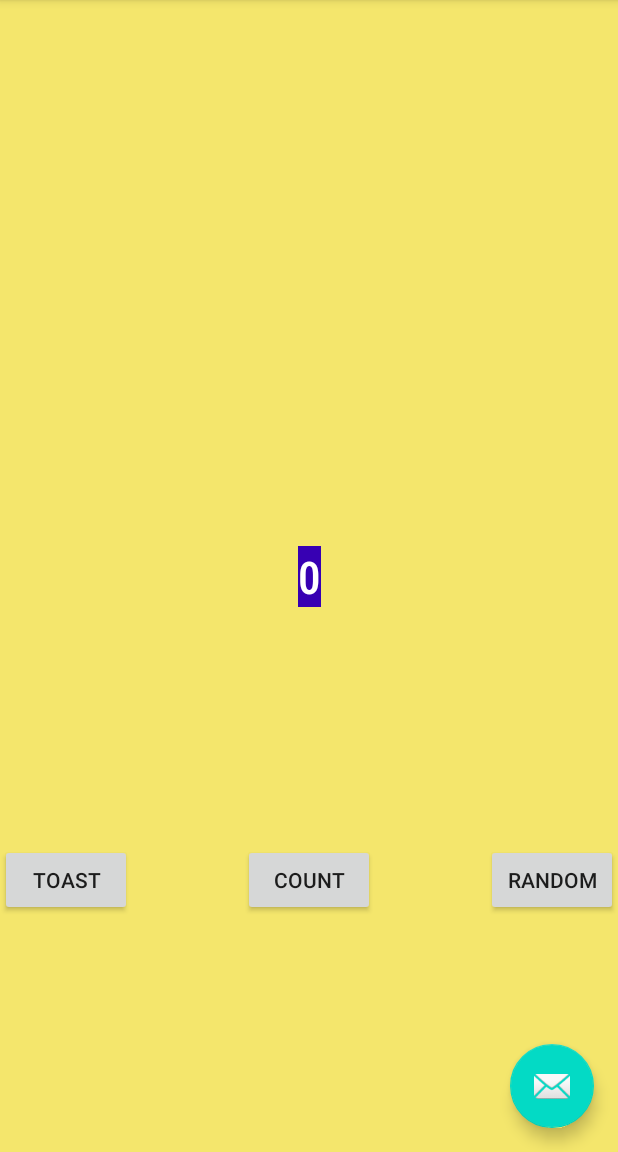
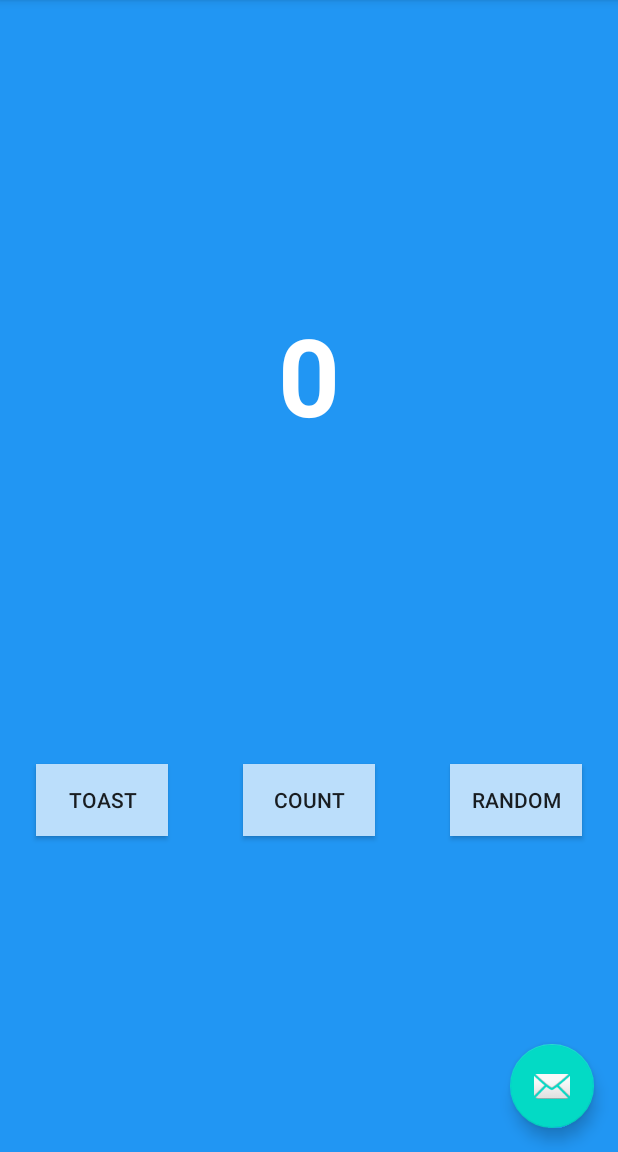
Before and after one commit to mararosa/Android-App---random-number, an Android app: the screen it shows after launch (MainActivity), on a phone screen of 412 x 824 dp, the part 84-1236 px from its top. Run offline under Robolectric (Android 15) with nearby library versions, the phone set to English and light mode, and no system bars.

Commit message:
Update the appearance of the buttons and the TextView

```diff
--- a/app/src/main/res/layout/fragment_first.xml
+++ b/app/src/main/res/layout/fragment_first.xml
@@ -4,19 +4,20 @@
     xmlns:tools="http://schemas.android.com/tools"
     android:layout_width="match_parent"
     android:layout_height="match_parent"
-    android:background="#F4E66C"
+    android:background="@color/screenBackground"
     tools:context=".FirstFragment">
 
     <TextView
         android:id="@+id/textview_first"
         android:layout_width="wrap_content"
         android:layout_height="wrap_content"
-        android:background="@color/colorPrimaryDark"
-        android:fontFamily="sans-serif-condensed-light"
+        android:fontFamily="sans-serif"
         android:text="0"
         android:textColor="@android:color/white"
-        android:textSize="30sp"
+        android:textSize="72sp"
         android:textStyle="bold"
+        app:layout_constraintVertical_bias="0.3"
+        app:layout_constraintHorizontal_bias="0.5"
         app:layout_constraintBottom_toBottomOf="parent"
         app:layout_constraintEnd_toEndOf="parent"
         app:layout_constraintStart_toStartOf="parent"
@@ -26,6 +27,9 @@
         android:id="@+id/random_button"
         android:layout_width="wrap_content"
         android:layout_height="wrap_content"
+        android:layout_marginEnd="24dp"
+        android:layout_marginRight="24dp"
+        android:background="@color/buttonBackground"
         android:text="@string/random_button_text"
         app:layout_constraintBottom_toBottomOf="parent"
         app:layout_constraintEnd_toEndOf="parent"
@@ -35,6 +39,9 @@
         android:id="@+id/toast_button"
         android:layout_width="wrap_content"
         android:layout_height="wrap_content"
+        android:layout_marginStart="24dp"
+        android:layout_marginLeft="24dp"
+        android:background="@color/buttonBackground"
         android:text="@string/toast_button_text"
         app:layout_constraintBottom_toBottomOf="parent"
         app:layout_constraintStart_toStartOf="parent"
@@ -45,6 +52,7 @@
         android:layout_width="wrap_content"
         android:layout_height="wrap_content"
         android:text="@string/count_button_text"
+        android:background="@color/buttonBackground"
         app:layout_constraintBottom_toBottomOf="parent"
         app:layout_constraintEnd_toStartOf="@+id/random_button"
         app:layout_constraintStart_toEndOf="@+id/toast_button"
--- a/app/src/main/res/values/colors.xml
+++ b/app/src/main/res/values/colors.xml
@@ -3,5 +3,6 @@
     <color name="colorPrimary">#6200EE</color>
     <color name="colorPrimaryDark">#3700B3</color>
     <color name="colorAccent">#03DAC5</color>
-    <color name="screenBackground">#FFEE58</color>
+    <color name="screenBackground">#2196F3</color>
+    <color name="buttonBackground">#BBDEFB</color>
 </resources>
```
